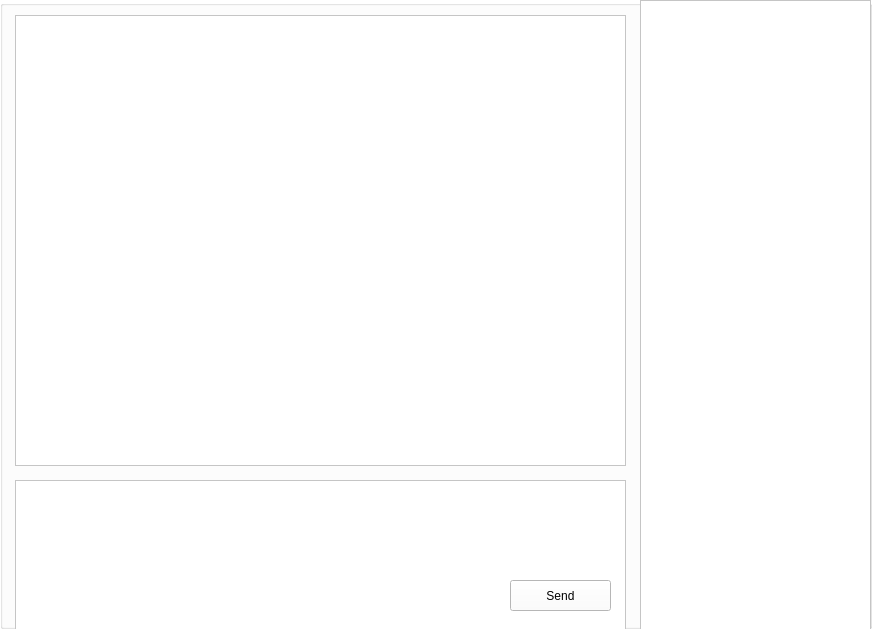
Before: the Qt Designer form src/client/chatForm.ui in RapDoodle/PopChat, drawn with Qt 5.
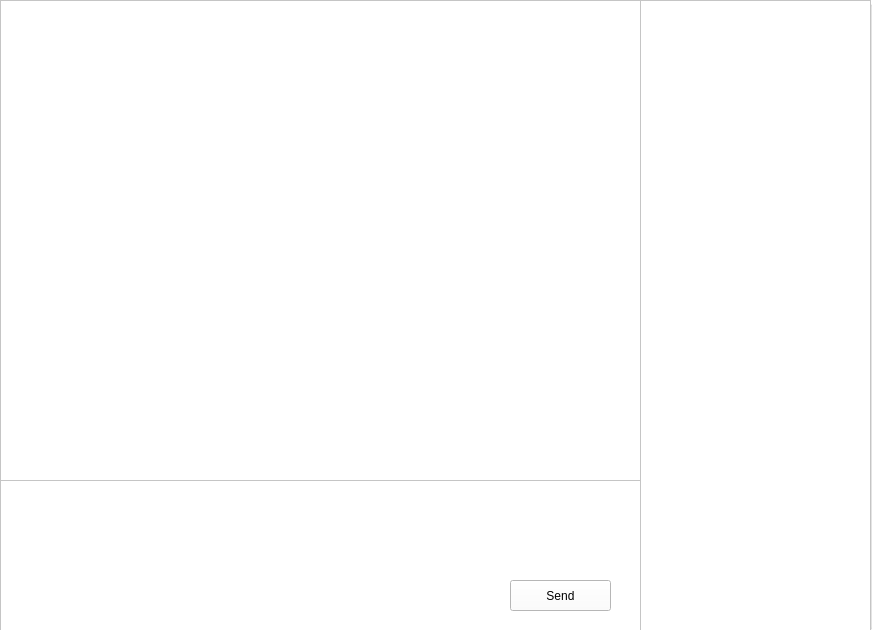
After: the same form once the commit is applied.

Commit message: Chat room works

```diff
--- a/src/client/chatForm.ui
+++ b/src/client/chatForm.ui
@@ -7,7 +7,7 @@
     <x>0</x>
     <y>0</y>
     <width>872</width>
-    <height>629</height>
+    <height>630</height>
    </rect>
   </property>
   <property name="windowTitle">
@@ -59,7 +59,7 @@
        </font>
       </property>
      </widget>
-     <widget class="QTextEdit" name="messageField">
+     <widget class="QPlainTextEdit" name="messageField">
       <property name="geometry">
        <rect>
         <x>0</x>
@@ -78,15 +78,7 @@
        <cursorShape>IBeamCursor</cursorShape>
       </property>
       <property name="styleSheet">
-       <string notr="true">margin-left: 15px;
-margin-right: 15px;</string>
-      </property>
-      <property name="html">
-       <string>&lt;!DOCTYPE HTML PUBLIC &quot;-//W3C//DTD HTML 4.0//EN&quot; &quot;http://www.w3.org/TR/REC-html40/strict.dtd&quot;&gt;
-&lt;html&gt;&lt;head&gt;&lt;meta name=&quot;qrichtext&quot; content=&quot;1&quot; /&gt;&lt;style type=&quot;text/css&quot;&gt;
-p, li { white-space: pre-wrap; }
-&lt;/style&gt;&lt;/head&gt;&lt;body style=&quot; font-family:'Segoe UI'; font-size:9pt; font-weight:400; font-style:normal;&quot;&gt;
-&lt;p style=&quot;-qt-paragraph-type:empty; margin-top:0px; margin-bottom:0px; margin-left:0px; margin-right:0px; -qt-block-indent:0; text-indent:0px; font-family:'SimSun';&quot;&gt;&lt;br /&gt;&lt;/p&gt;&lt;/body&gt;&lt;/html&gt;</string>
+       <string notr="true"/>
       </property>
      </widget>
      <widget class="QScrollBar" name="ScrollBar">
@@ -127,8 +119,7 @@
        <cursorShape>ArrowCursor</cursorShape>
       </property>
       <property name="styleSheet">
-       <string notr="true">margin: 15px;
-background-color: white;</string>
+       <string notr="true"/>
       </property>
      </widget>
      <widget class="QPushButton" name="sendButton">
```
Left out of the diff: 9 changed lines with no effect on the pictures. The commit also changes 9 other files.
